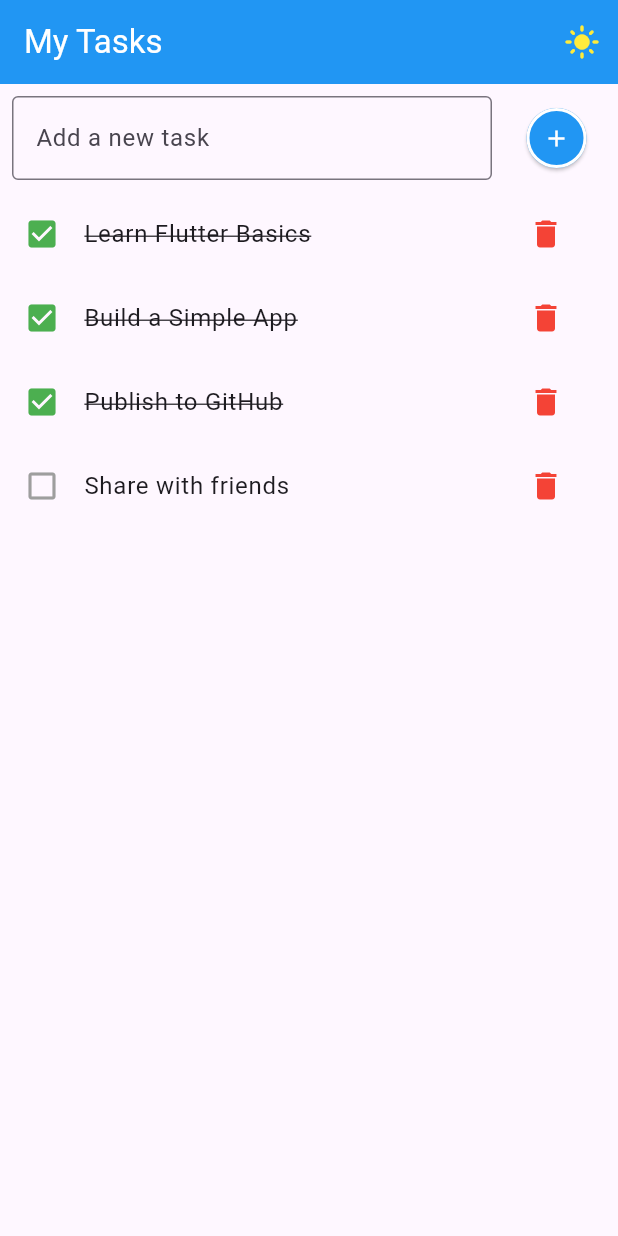
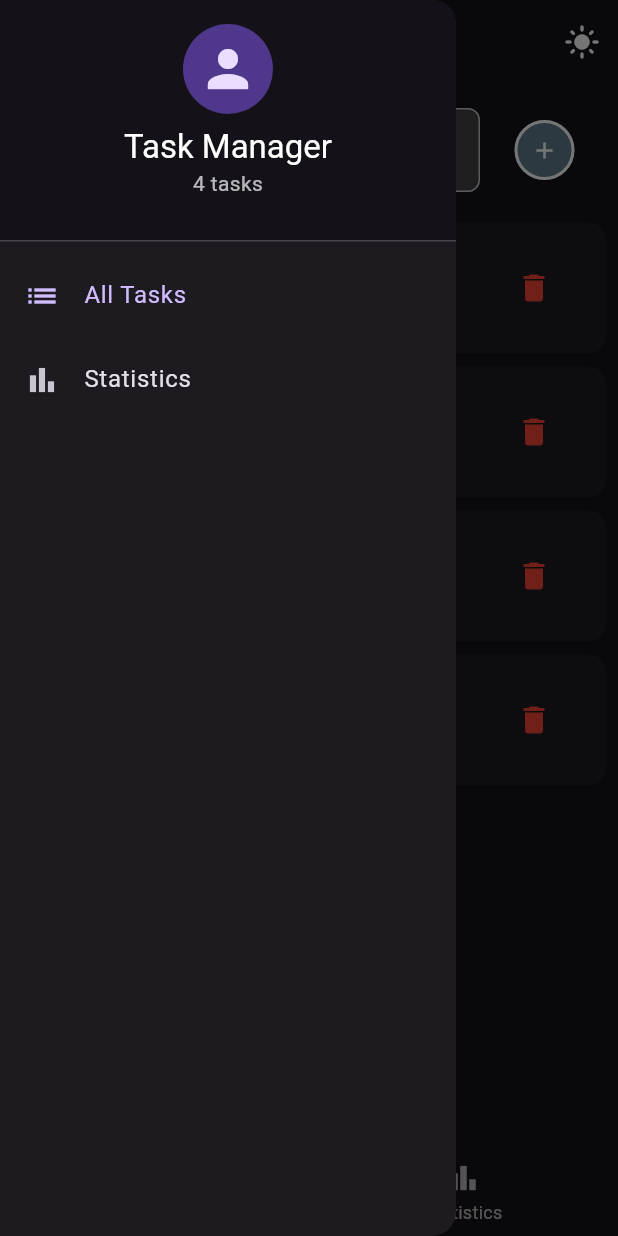
Before and after one commit to abdoessam917/simple_to_do_app, a Flutter app: the screen it shows after launch, with the side drawer open (before the commit the screen has no drawer), on a phone screen of 412 x 824 dp. Run offline on Flutter 3.47's test engine with Material 3 defaults, Android fonts, the phone set to English and light mode, and no system bars.

```diff
--- a/lib/main.dart
+++ b/lib/main.dart
@@ -1,15 +1,19 @@
 import 'package:flutter/material.dart';
-import 'package:simple_to_do_app/theme/app_theme.dart';
-
+import 'theme/app_theme.dart';
 import 'screens/task_list_screen.dart';
 
-
 void main() {
-  runApp(const MyApp());
+  runApp(MyApp());
 }
 
 class MyApp extends StatefulWidget {
+  static bool isDarkModeEnabled = true;
+
   const MyApp({super.key});
+
+  static void toggleTheme() {
+    isDarkModeEnabled = !isDarkModeEnabled;
+  }
 
   @override
   State<MyApp> createState() => _MyAppState();
@@ -23,13 +27,13 @@ class _MyAppState extends State<MyApp> {
       home: TaskListScreen(
         onThemeChanged: () {
           setState(() {
-            AppTheme.toggleTheme();
+            MyApp.toggleTheme();
           });
         },
       ),
-      theme: AppTheme.lightTheme ,
       darkTheme: AppTheme.darkTheme,
-      themeMode: AppTheme.isDarkMode ?  ThemeMode.dark : ThemeMode.light,
+      theme: AppTheme.lightTheme,
+      themeMode: MyApp.isDarkModeEnabled ? ThemeMode.dark : ThemeMode.light,
     );
   }
 }
--- a/lib/models/task.dart
+++ b/lib/models/task.dart
@@ -1,5 +1,13 @@
 class Task {
   String title;
   bool isCompleted;
-  Task({required this.title, this.isCompleted = false});
+  String category;
+  String description;
+
+  Task({
+    required this.title,
+    this.isCompleted = false,
+    this.category = 'General',
+    this.description = '',
+  });
 }
--- a/lib/screens/task_list_screen.dart
+++ b/lib/screens/task_list_screen.dart
@@ -1,7 +1,11 @@
 import 'package:flutter/material.dart';
-import 'package:simple_to_do_app/theme/app_theme.dart';
-
+import '../main.dart';
 import '../models/task.dart';
+import '../services/task_service.dart';
+import '../widgets/task_list_item.dart';
+import '../widgets/add_task_dialog.dart';
+import '../widgets/app_drawer.dart';
+import 'statistics_screen.dart';
 
 class TaskListScreen extends StatefulWidget {
   final VoidCallback onThemeChanged;
@@ -13,123 +17,129 @@ class TaskListScreen extends StatefulWidget {
 }
 
 class _TaskListScreenState extends State<TaskListScreen> {
+  int _selectedIndex = 0;
   TextEditingController textController = TextEditingController();
-  List<Task> tasks = [
-    Task(title: "Learn Flutter Basics", isCompleted: true),
-    Task(title: "Build a Simple App", isCompleted: true),
-    Task(title: "Publish to GitHub", isCompleted: true),
-    Task(title: "Share with friends"),
-  ];
+  List<Task> tasks = TaskService.getInitialTasks();
+
+  @override
+  void dispose() {
+    textController.dispose();
+    super.dispose();
+  }
 
   @override
   Widget build(BuildContext context) {
     return Scaffold(
+      drawer: AppDrawer(
+        selectedIndex: _selectedIndex,
+        onItemSelected: (index) {
+          setState(() {
+            _selectedIndex = index;
+          });
+        },
+        taskCount: tasks.length,
+      ),
       appBar: AppBar(
         actions: [
           IconButton(
-            color: AppTheme.isDarkMode ? Colors.grey : Colors.yellow,
             icon: Icon(
-              AppTheme.isDarkMode ? Icons.dark_mode : Icons.light_mode,
+              MyApp.isDarkModeEnabled ? Icons.light_mode : Icons.dark_mode,
             ),
-            onPressed: () {
-              widget.onThemeChanged();
-            },
+            onPressed: widget.onThemeChanged,
           ),
         ],
+        centerTitle: true,
         title: const Text('My Tasks'),
       ),
-      body: Column(
+      body: _selectedIndex == 0
+          ? _buildTasksList()
+          : StatisticsScreen(tasks: tasks),
+      bottomNavigationBar: BottomNavigationBar(
+        currentIndex: _selectedIndex,
+        onTap: (index) {
+          setState(() {
+            _selectedIndex = index;
+          });
+        },
+        items: const [
+          BottomNavigationBarItem(icon: Icon(Icons.list), label: 'Tasks'),
+          BottomNavigationBarItem(icon: Icon(Icons.bar_chart), label: 'Statistics'),
+        ],
+      ),
+    );
+  }
+
+  Widget _buildTasksList() {
+    return Column(
       children: [
         Padding(
-            padding: const EdgeInsets.all(8.0),
+          padding: const EdgeInsets.all(16.0),
           child: Row(
             children: [
               Expanded(
                 child: TextField(
                   controller: textController,
-                    decoration: InputDecoration(
+                  decoration: const InputDecoration(
                     hintText: 'Add a new task',
-                      border: OutlineInputBorder(),
+                    prefixIcon: Icon(Icons.add_task),
                   ),
                 ),
               ),
               const SizedBox(width: 10),
               ElevatedButton(
-                  onPressed: () {
-                    setState(() {
-                      if (textController.text.isNotEmpty) {
-                        tasks.add(Task(title: textController.text));
-                        textController.clear();
-                      }
-                    });
-                  },
-                  child: const Icon(Icons.add),
+                onPressed: _showAddTaskDialog,
+                child: const Icon(Icons.add, color: Colors.white),
               ),
             ],
           ),
         ),
         Expanded(
-            child:
-                tasks.isEmpty
-                    ? Center(child: Text("No tasks available"))
+          child: tasks.isEmpty
+              ? const Center(child: Text("No tasks available"))
               : ListView.builder(
+            itemCount: tasks.length,
             itemBuilder: (context, index) {
-                        return ListTile(
-                          onTap: () {
+              return TaskListItem(
+                task: tasks[index],
+                onToggle: () {
                   setState(() {
-                              tasks[index].isCompleted =
-                                  !tasks[index].isCompleted;
+                    tasks[index].isCompleted = !tasks[index].isCompleted;
                   });
                 },
-                          leading: GestureDetector(
-                            onTap: () {
-                              setState(() {
-                                tasks[index].isCompleted =
-                                    !tasks[index].isCompleted;
-                              });
-                            },
-                            child: Icon(
-                              tasks[index].isCompleted
-                                  ? Icons.check_box
-                                  : Icons.check_box_outline_blank,
-                              color:
-                                  tasks[index].isCompleted
-                                      ? Colors.green
-                                      : Colors.grey,
-                            ),
-                          ),
-                          title:
-                              tasks[index].isCompleted
-                                  ? Text(
-                                    tasks[index].title,
-                                    style: const TextStyle(
-                                      decoration: TextDecoration.lineThrough,
-                                    ),
-                                  )
-                                  : Text(tasks[index].title),
-                          trailing: Row(
-                            mainAxisSize: MainAxisSize.min,
-                            children: [
-                              IconButton(
-                                icon: const Icon(
-                                  Icons.delete,
-                                  color: Colors.red,
-                                ),
-                                onPressed: () {
+                onDelete: () {
                   setState(() {
                     tasks.removeAt(index);
                   });
                 },
-                              ),
-                            ],
-                          ),
               );
             },
-                      itemCount: tasks.length,
           ),
         ),
       ],
-      ),
+    );
+  }
+
+  void _showAddTaskDialog() {
+    if (textController.text.isEmpty) {
+      ScaffoldMessenger.of(context).showSnackBar(
+        const SnackBar(content: Text('Please enter a task title')),
+      );
+      return;
+    }
+
+    showDialog(
+      context: context,
+      builder: (BuildContext context) {
+        return AddTaskDialog(
+          initialTitle: textController.text,
+          onTaskAdded: (Task newTask) {
+            setState(() {
+              tasks.add(newTask);
+              textController.clear();
+            });
+          },
+        );
+      },
     );
   }
 }
--- /dev/null
+++ b/lib/services/task_service.dart
@@ -0,0 +1,35 @@
+import '../models/task.dart';
+
+class TaskService {
+  static List<Task> getInitialTasks() {
+    return [
+      Task(
+        title: "Learn Flutter Basics",
+        isCompleted: true,
+        category: "Learning",
+        description:
+        "Complete the Flutter basics tutorial and understand widgets, state management, and navigation.",
+      ),
+      Task(
+        title: "Build a Simple App",
+        isCompleted: true,
+        category: "Development",
+        description:
+        "Create a simple to-do app to practice Flutter development skills.",
+      ),
+      Task(
+        title: "Publish to GitHub",
+        isCompleted: true,
+        category: "Development",
+        description:
+        "Upload the completed project to GitHub repository with proper documentation.",
+      ),
+      Task(
+        title: "Share with friends",
+        isCompleted: false,
+        category: "Social",
+        description: "Show the completed app to friends and get their feedback.",
+      ),
+    ];
+  }
+}
--- a/lib/theme/app_theme.dart
+++ b/lib/theme/app_theme.dart
@@ -1,13 +1,6 @@
 import 'package:flutter/material.dart';
 
 class AppTheme {
-
-  static bool isDarkMode = false;
-
-  static void toggleTheme() {
-    isDarkMode = !isDarkMode;
-  }
-
   static ThemeData lightTheme = ThemeData(
     primaryColor: Colors.blue,
     primarySwatch: Colors.blue,
@@ -15,6 +8,7 @@ class AppTheme {
     appBarTheme: const AppBarTheme(
       backgroundColor: Colors.blue,
       foregroundColor: Colors.white,
+      elevation: 4,
     ),
     inputDecorationTheme: InputDecorationTheme(
       border: OutlineInputBorder(borderRadius: BorderRadius.circular(8)),
@@ -34,6 +28,7 @@ class AppTheme {
     appBarTheme: const AppBarTheme(
       backgroundColor: Colors.black,
       foregroundColor: Colors.white,
+      elevation: 4,
     ),
     elevatedButtonTheme: ElevatedButtonThemeData(
       style: ElevatedButton.styleFrom(
@@ -49,7 +44,4 @@ class AppTheme {
       hintStyle: const TextStyle(color: Colors.white70),
     ),
   );
-
-
-
 }
--- /dev/null
+++ b/lib/widgets/app_drawer.dart
@@ -0,0 +1,67 @@
+import 'package:flutter/material.dart';
+
+class AppDrawer extends StatelessWidget {
+  final int selectedIndex;
+  final Function(int) onItemSelected;
+  final int taskCount;
+
+  const AppDrawer({
+    super.key,
+    required this.selectedIndex,
+    required this.onItemSelected,
+    required this.taskCount,
+  });
+
+  @override
+  Widget build(BuildContext context) {
+    return Drawer(
+      child: ListView(
+        padding: EdgeInsets.zero,
+        children: [
+          DrawerHeader(
+            decoration: BoxDecoration(color: Theme.of(context).primaryColor),
+            child: Column(
+              children: [
+                const CircleAvatar(
+                  radius: 30,
+                  child: Icon(Icons.person, size: 40),
+                ),
+                const SizedBox(height: 8),
+                Text(
+                  'Task Manager',
+                  style: Theme.of(context).textTheme.titleLarge?.copyWith(
+                    color: Colors.white,
+                  ),
+                ),
+                Text(
+                  '$taskCount tasks',
+                  style: Theme.of(context).textTheme.bodyMedium?.copyWith(
+                    color: Colors.white70,
+                  ),
+                ),
+              ],
+            ),
+          ),
+          ListTile(
+            leading: const Icon(Icons.list),
+            title: const Text('All Tasks'),
+            selected: selectedIndex == 0,
+            onTap: () {
+              onItemSelected(0);
+              Navigator.pop(context);
+            },
+          ),
+          ListTile(
+            leading: const Icon(Icons.bar_chart),
+            title: const Text('Statistics'),
+            selected: selectedIndex == 1,
+            onTap: () {
+              onItemSelected(1);
+              Navigator.pop(context);
+            },
+          ),
+        ],
+      ),
+    );
+  }
+}
--- /dev/null
+++ b/lib/widgets/task_list_item.dart
@@ -0,0 +1,61 @@
+import 'package:flutter/material.dart';
+import '../models/task.dart';
+import '../screens/task_detail_screen.dart';
+
+class TaskListItem extends StatelessWidget {
+  final Task task;
+  final VoidCallback onToggle;
+  final VoidCallback onDelete;
+
+  const TaskListItem({
+    super.key,
+    required this.task,
+    required this.onToggle,
+    required this.onDelete,
+  });
+
+  @override
+  Widget build(BuildContext context) {
+    return Card(
+      margin: const EdgeInsets.symmetric(horizontal: 8, vertical: 4),
+      child: ListTile(
+        onTap: () {
+          Navigator.push(
+            context,
+            MaterialPageRoute(
+              builder: (context) => TaskDetailScreen(task: task),
+            ),
+          );
+        },
+        leading: GestureDetector(
+          onTap: onToggle,
+          child: Icon(
+            task.isCompleted
+                ? Icons.check_box
+                : Icons.check_box_outline_blank,
+            color: task.isCompleted ? Colors.green : Colors.grey,
+          ),
+        ),
+        title: Text(
+          task.title,
+          style: TextStyle(
+            decoration: task.isCompleted
+                ? TextDecoration.lineThrough
+                : TextDecoration.none,
+          ),
+        ),
+        trailing: IconButton(
+          icon: const Icon(Icons.delete, color: Colors.red),
+          onPressed: onDelete,
+        ),
+        subtitle: Align(
+          alignment: Alignment.centerLeft,
+          child: Chip(
+            padding: EdgeInsets.zero,
+            label: Text(task.category),
+          ),
+        ),
+      ),
+    );
+  }
+}
```
Also changed, not shown: lib/screens/statistics_screen.dart (added, +99 -0 lines), lib/screens/task_detail_screen.dart (added, +147 -0 lines), lib/widgets/add_task_dialog.dart (added, +102 -0 lines). Lines whose indentation alone changed are shown as unchanged.
